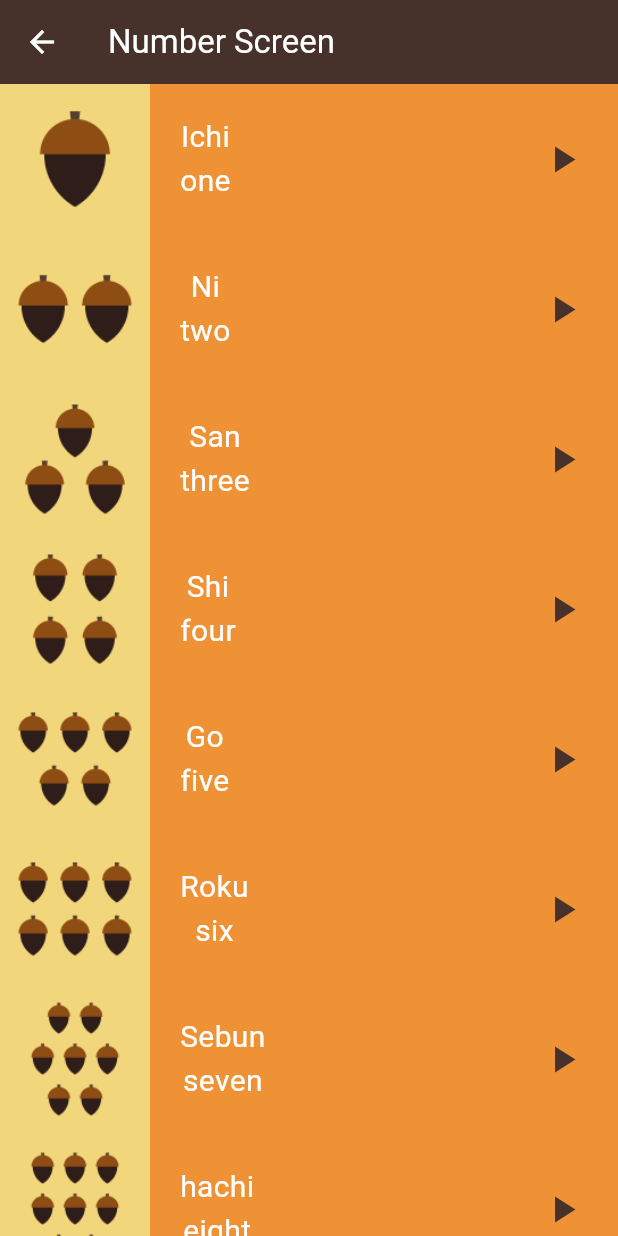
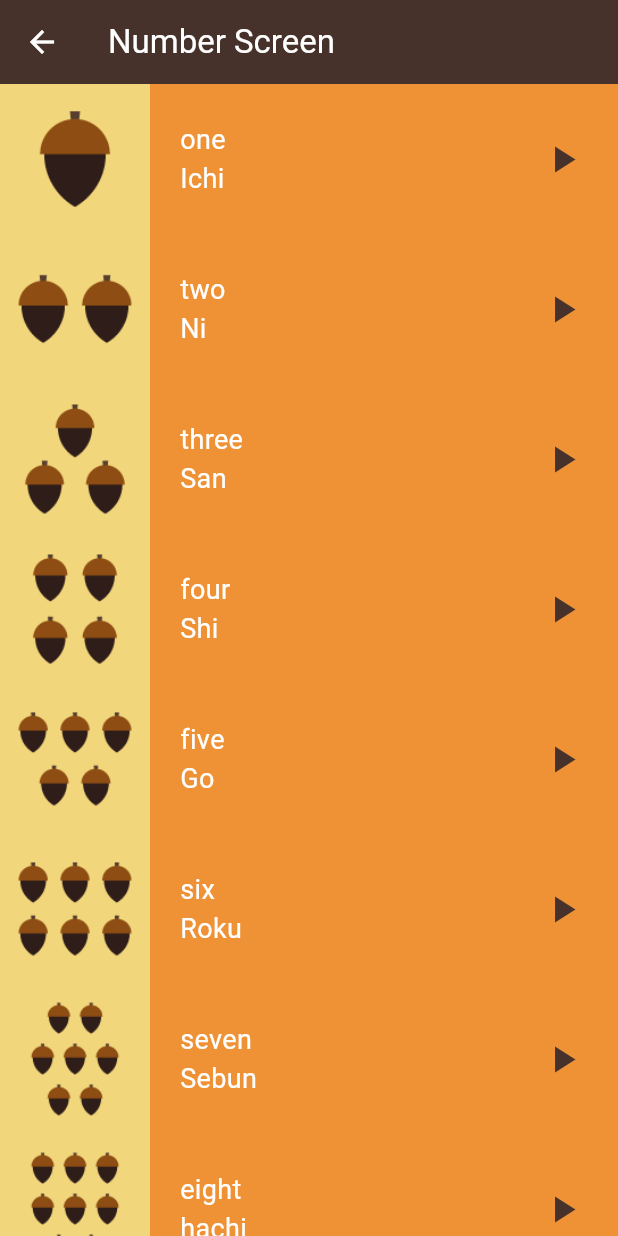
Before and after one commit to Zeina6699/Japaness_Language_Learning_App-toku-, a Flutter app: the NumbersScreen screen opened by its route, on a phone screen of 412 x 824 dp. Run offline on Flutter 3.47's test engine with Material 3 defaults, Android fonts, the phone set to English and light mode, and no system bars; our stand-ins replace audioplayers.

Commit message:
Refactor Our App

```diff
--- /dev/null
+++ b/lib/Models/Item_Model.dart
@@ -0,0 +1,10 @@
+class ItemModel {
+  final String? image;
+  final String enText;
+  final String jpText;
+  final String sound;
+
+  ItemModel({this.image, required this.enText, required this.jpText, required this.sound});
+
+
+}
--- a/lib/Models/Numbers_Model.dart
+++ /dev/null
@@ -1,9 +0,0 @@
-class NumberModel{
-  final  String image;
-  final String text1;
-  final String text2;
-  final String sound;
-
-   NumberModel({required this.image,required this.text1,required this.text2,required this.sound});
-
-}
--- a/lib/Screens/Numbers_Screen.dart
+++ b/lib/Screens/Numbers_Screen.dart
@@ -1,21 +1,21 @@
 import 'package:flutter/material.dart';
-import 'package:toku/Models/Numbers_Model.dart';
-import 'package:toku/Widgets/Custom_Number_Container.dart';
+import 'package:toku/Models/Item_Model.dart';
+import 'package:toku/Widgets/Custom_Item_Container.dart';
 import 'package:toku/Widgets/Custom_Text.dart';
 
 class NumbersScreen extends StatelessWidget {
 NumbersScreen({super.key});
-   final List<NumberModel> numbersList = [
-    NumberModel(image: 'assets/images/numbers/number_one.png', text1: 'Ichi', text2: 'one',sound: 'number_one_sound.mp3' ),
-    NumberModel(image: 'assets/images/numbers/number_two.png', text1: 'Ni', text2: 'two',sound: 'number_two_sound.mp3'),
-    NumberModel(image: 'assets/images/numbers/number_three.png', text1: 'San', text2: 'three',sound: 'number_three_sound.mp3'),
-    NumberModel(image: 'assets/images/numbers/number_four.png', text1: 'Shi', text2: 'four',sound: 'number_four_sound.mp3'),
-    NumberModel(image: 'assets/images/numbers/number_five.png', text1: 'Go', text2: 'five',sound: 'number_five_sound.mp3'),
-    NumberModel(image: 'assets/images/numbers/number_six.png', text1: 'Roku', text2: 'six',sound: 'number_six_sound.mp3'),
-    NumberModel(image: 'assets/images/numbers/number_seven.png', text1: 'Sebun', text2: 'seven',sound: 'number_seven_sound.mp3'),
-    NumberModel(image: 'assets/images/numbers/number_eight.png', text1: 'hachi', text2: 'eight',sound: 'number_eight_sound.mp3'),
-    NumberModel(image: 'assets/images/numbers/number_nine.png', text1: 'kyuu', text2: 'nine',sound: 'number_nine_sound.mp3'),
-    NumberModel(image: 'assets/images/numbers/number_ten.png', text1: 'Jū', text2: 'ten',sound: 'number_ten_sound.mp3'),
+   final List<ItemModel> numbersList = [
+    ItemModel(image: 'assets/images/numbers/number_one.png', jpText: 'Ichi', enText: 'one',sound: 'number_one_sound.mp3' ),
+    ItemModel(image: 'assets/images/numbers/number_two.png', jpText: 'Ni', enText: 'two',sound: 'number_two_sound.mp3'),
+    ItemModel(image: 'assets/images/numbers/number_three.png', jpText: 'San', enText: 'three',sound: 'number_three_sound.mp3'),
+    ItemModel(image: 'assets/images/numbers/number_four.png',jpText: 'Shi', enText: 'four',sound: 'number_four_sound.mp3'),
+    ItemModel(image: 'assets/images/numbers/number_five.png',jpText: 'Go', enText: 'five',sound: 'number_five_sound.mp3'),
+    ItemModel(image: 'assets/images/numbers/number_six.png', jpText: 'Roku', enText: 'six',sound: 'number_six_sound.mp3'),
+    ItemModel(image: 'assets/images/numbers/number_seven.png',jpText: 'Sebun', enText: 'seven',sound: 'number_seven_sound.mp3'),
+    ItemModel(image: 'assets/images/numbers/number_eight.png', jpText: 'hachi', enText: 'eight',sound: 'number_eight_sound.mp3'),
+   ItemModel(image: 'assets/images/numbers/number_nine.png', jpText: 'kyuu', enText: 'nine',sound: 'number_nine_sound.mp3'),
+    ItemModel(image: 'assets/images/numbers/number_ten.png', jpText: 'Jū', enText: 'ten',sound: 'number_ten_sound.mp3'),
   ];
   @override
   Widget build(BuildContext context) {
@@ -29,17 +29,19 @@ NumbersScreen({super.key});
      body:ListView.builder(
       itemCount: numbersList.length,
       itemBuilder: (context,index){
-      return    CustomNumbersContainer(
-        numberModel:numbersList[index]
+      return    CustomItemContainer(
+        itemModel:numbersList[index],
+        color: const Color(0xffEF9235),
+        string:'numbers' ,
 
           );})
      );
   }
-}
-List<Widget>getList(List<NumberModel>numbers){
+}/*
+List<Widget>getList(List<ItemModel>numbers){
   List<Widget> num=[];
   for(int i=0;i<numbers.length;i++){
-    num.add(CustomNumbersContainer(numberModel:numbers[i],));
+    num.add(CustomNumbersContainer(itemModel:numbers[i],));
   }
   return num;
-}
+}*/
--- /dev/null
+++ b/lib/Widgets/Custom_Item_Container.dart
@@ -0,0 +1,59 @@
+
+import 'package:flutter/material.dart';
+import 'package:toku/Models/Item_Model.dart';
+import 'package:toku/Widgets/Custom_Text.dart';
+import 'package:audioplayers/audioplayers.dart';
+
+class CustomItemContainer extends StatefulWidget {
+const CustomItemContainer({
+  required this.color,
+
+    super.key, required this.itemModel, required this.string,
+  });
+  final ItemModel itemModel;
+  final Color color;
+  final String string;
+
+  @override
+  State<CustomItemContainer> createState() => _CustomNumbersContainerState();
+}
+
+class _CustomNumbersContainerState extends State<CustomItemContainer> {
+  @override
+  Widget build(BuildContext context) {
+    return Container(
+     color:widget.color,
+    // const Color(0xffEF9235),
+     height: 100,
+     child: Row(
+       children: [
+         Container(color:  const Color.fromARGB(255, 242, 214, 123), child: Image.asset(widget.itemModel.image!)),
+         Padding(
+           padding: const EdgeInsets.only(left: 20),
+           child: Column(
+            crossAxisAlignment: CrossAxisAlignment.start,
+             mainAxisAlignment: MainAxisAlignment.center,
+             children: [
+               CustomText(text:widget.itemModel.enText,fontSize:18,color: Colors.white),
+               CustomText(text:widget.itemModel.jpText,fontSize:18,color: Colors.white)
+             ],
+           ),
+         ),
+        const Spacer(),
+         Padding(
+           padding:const EdgeInsets.only(right: 13),
+           child: IconButton(
+            onPressed: ()async{
+              try{
+           final player = AudioPlayer();
+        player.audioCache = AudioCache(prefix: 'assets/sounds/${widget.string}/');
+        await player.play(AssetSource(widget.itemModel.sound));
+            }
+            catch(e){print(e);}},
+            icon:const Icon( Icons.play_arrow,size: 30,color: Color(0xff46322B)))
+         )
+       ],
+     ),
+    );
+  }
+}
--- a/lib/Widgets/Custom_Number_Container.dart
+++ /dev/null
@@ -1,54 +0,0 @@
-
-import 'package:flutter/material.dart';
-import 'package:toku/Models/Numbers_Model.dart';
-import 'package:toku/Widgets/Custom_Text.dart';
-import 'package:audioplayers/audioplayers.dart';
-
-class CustomNumbersContainer extends StatefulWidget {
-const CustomNumbersContainer({
-    super.key, required this.numberModel,
-  });
-  final NumberModel numberModel;
-
-
-  @override
-  State<CustomNumbersContainer> createState() => _CustomNumbersContainerState();
-}
-
-class _CustomNumbersContainerState extends State<CustomNumbersContainer> {
-  @override
-  Widget build(BuildContext context) {
-    return Container(
-     color:const Color(0xffEF9235),
-     height: 100,
-     child: Row(
-       children: [
-         Container(color:  const Color.fromARGB(255, 242, 214, 123), child: Image.asset(widget.numberModel.image)),
-         Padding(
-           padding: const EdgeInsets.only(left: 20),
-           child: Column(
-             mainAxisAlignment: MainAxisAlignment.center,
-             children: [
-               CustomText(text:widget.numberModel.text1,fontSize:20,color: Colors.white),
-               CustomText(text:widget.numberModel.text2,fontSize:20,color: Colors.white)
-             ],
-           ),
-         ),
-        const Spacer(),
-         Padding(
-           padding:const EdgeInsets.only(right: 13),
-           child: IconButton(
-            onPressed: ()async{
-              try{
-           final player = AudioPlayer();
-        player.audioCache = AudioCache(prefix: 'assets/sounds/numbers/');
-        await player.play(AssetSource(widget.numberModel.sound));
-            }
-            catch(e){print(e);}},
-            icon:const Icon( Icons.play_arrow,size: 30,color: Color(0xff46322B)))
-         )
-       ],
-     ),
-    );
-  }
-}
```
Also changed, not shown: lib/Models/Color_Model.dart (deleted, +0 -9 lines), lib/Models/Family_Model.dart (deleted, +0 -9 lines), lib/Models/Phrases_Model.dart (deleted, +0 -7 lines), lib/Screens/Color_Screen .dart (+14 -12 lines), lib/Screens/Family_Members_Screen.dart (+14 -14 lines), lib/Screens/Phreases_Screen.dart (+11 -11 lines), lib/Widgets/Custom_Color_Container.dart (deleted, +0 -50 lines), lib/Widgets/Custom_Family_Members_Container.dart (deleted, +0 -51 lines), lib/Widgets/Custom_Phrases_Container.dart (+7 -6 lines).
